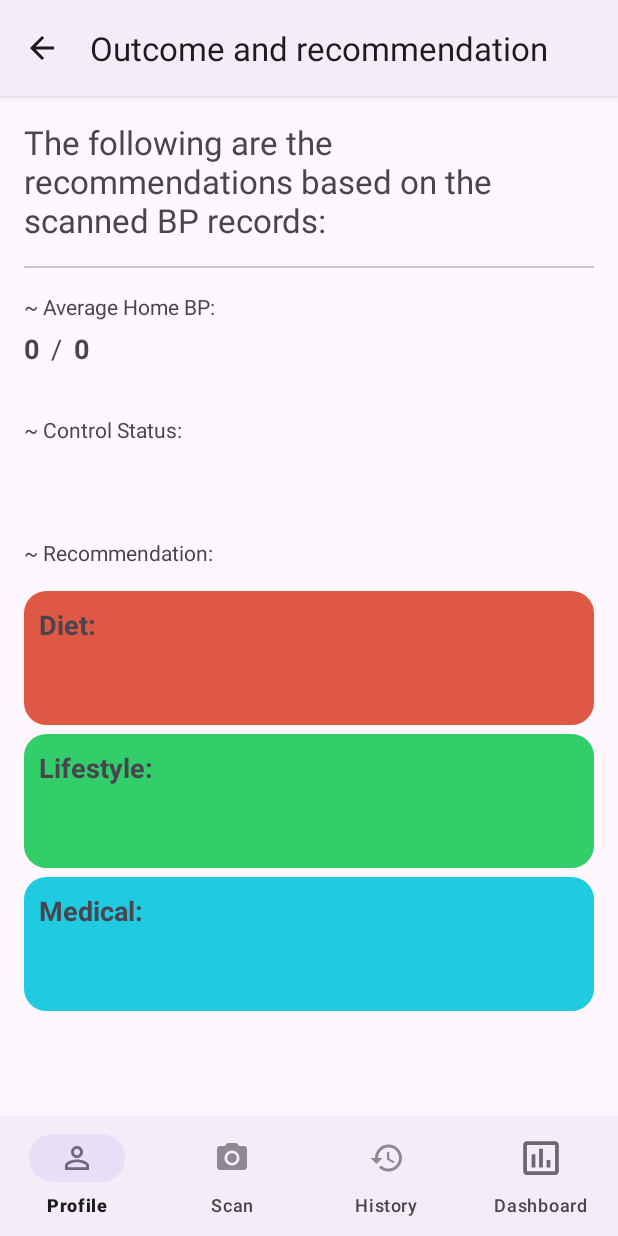
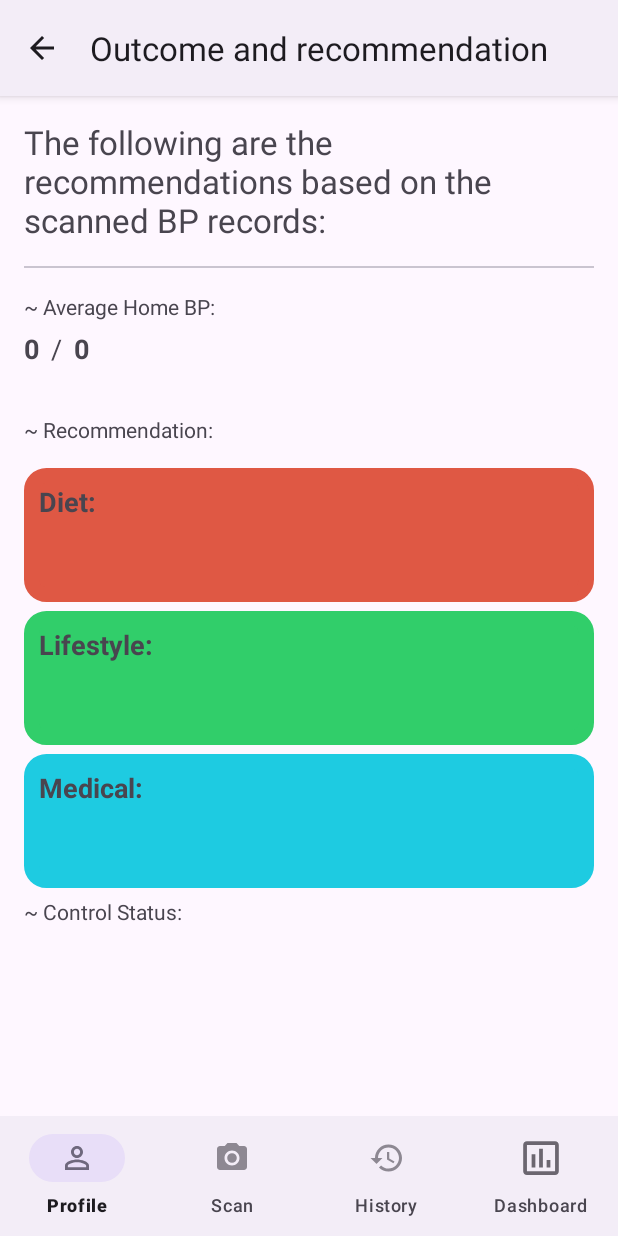
Before and after one commit to TylerKuick/FYPJ_P1, an Android app: the RecommendationActivity screen opened directly, with no data from a screen before it, on a phone screen of 412 x 824 dp. Run offline under Robolectric (Android 15) with nearby library versions, the phone set to English and light mode, and no system bars; our stand-ins replace Firebase (no records; nobody signed in at launch, a user with empty details on screens opened directly), sdp/ssp sizes; libraries missing offline, so code that uses them is left out: aws.smithy.kotlin; 6 statements that could not run were skipped.

Commit message:
Edit the recommendation and the placement of control status

```diff
--- a/app/src/main/res/layout/activity_recommendation.xml
+++ b/app/src/main/res/layout/activity_recommendation.xml
@@ -76,20 +76,6 @@
             android:layout_width="match_parent"
             android:layout_height="wrap_content"
             android:layout_marginBottom="6dp"
-            android:text="@string/control_status" />
-
-        <TextView
-            android:id="@+id/controlStatusTV"
-            android:layout_width="match_parent"
-            android:layout_height="wrap_content"
-            android:layout_marginBottom="32dp"
-            android:textSize="18sp"
-            android:textStyle="bold" />
-
-        <TextView
-            android:layout_width="match_parent"
-            android:layout_height="wrap_content"
-            android:layout_marginBottom="6dp"
             android:text="@string/recommendation" />
 
         <ImageView
@@ -148,6 +134,19 @@
             android:textSize="18sp"
             android:padding="10sp"
             android:layout_marginBottom="6dp"/>
+        <TextView
+            android:layout_width="match_parent"
+            android:layout_height="wrap_content"
+            android:layout_marginBottom="6dp"
+            android:text="@string/control_status" />
+
+        <TextView
+            android:id="@+id/controlStatusTV"
+            android:layout_width="match_parent"
+            android:layout_height="wrap_content"
+            android:layout_marginBottom="32dp"
+            android:textSize="18sp"
+            android:textStyle="bold" />
 
     </LinearLayout>
 
```
Also changed, not shown: app/src/main/java/com/singhealth/enhance/activities/diagnosis/DiagnosePatient.kt (+6 -6 lines), 145 other files.
